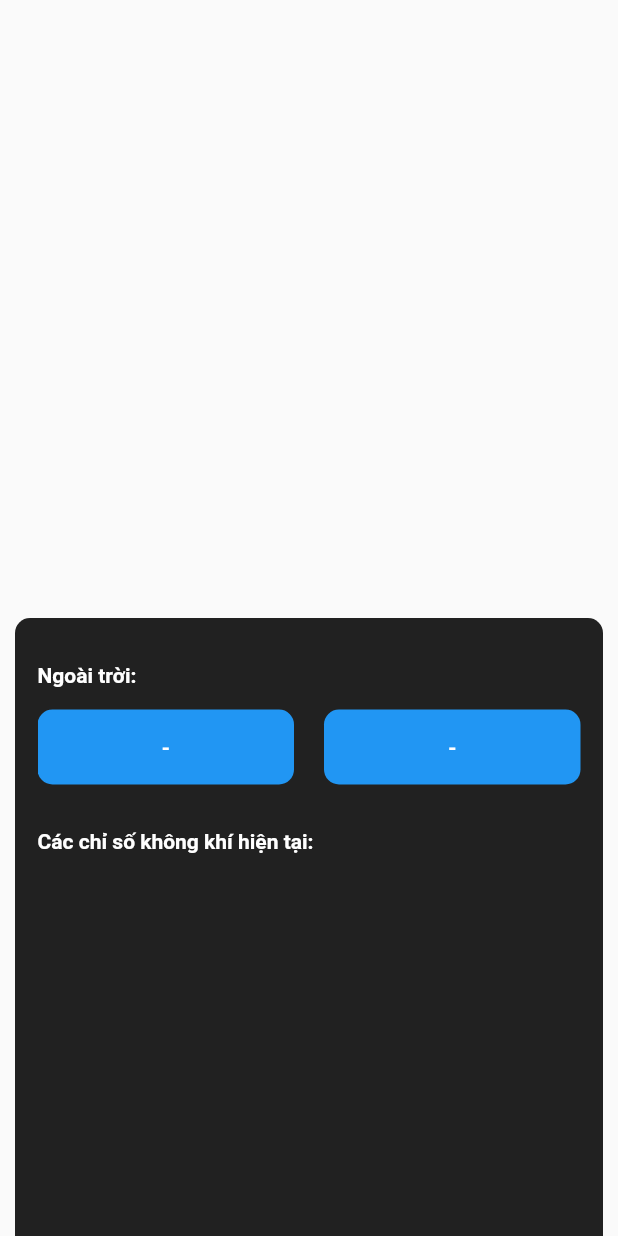
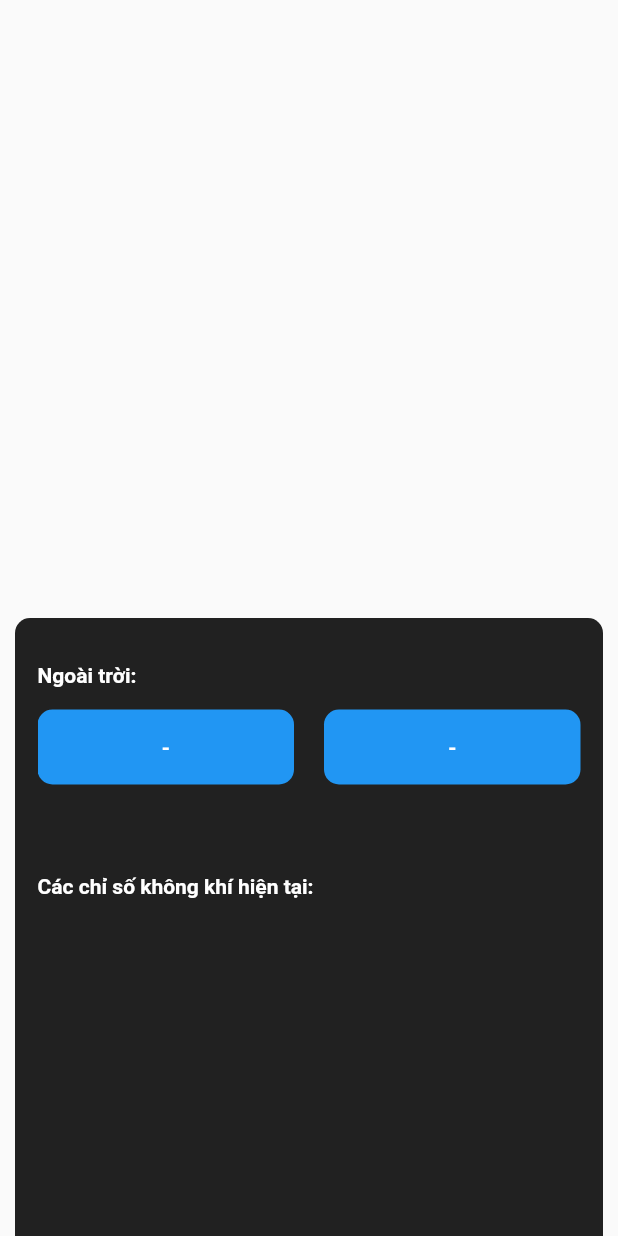
Before and after one commit to mduccc/o2-mobile, a Flutter app: the BottomSheet widget shown alone on an empty page, opened directly with empty values, on a phone screen of 412 x 824 dp. Run offline on Flutter 3.47's test engine with Material 2 defaults, Android fonts, the light colour scheme and no system bars; our stand-ins replace fl_chart, html_unescape, rxdart, socket_io_client, sqflite, toast; accounts and stored records are empty; network calls fail.

```diff
--- a/lib/ui/fragment/BottomSheet.dart
+++ b/lib/ui/fragment/BottomSheet.dart
@@ -25,7 +25,7 @@ class _BottomSheetState extends State<BottomSheet> {
     return Container(
       width: this._width,
       height: 55,
-      margin: EdgeInsets.only(bottom: 15),
+      margin: EdgeInsets.only(bottom: 20),
       padding: EdgeInsets.only(left: 15, right: 15, top: 5, bottom: 5),
       decoration: BoxDecoration(
           color: bgColor, borderRadius: BorderRadius.all(Radius.circular(10))),
@@ -245,7 +245,7 @@ class _BottomSheetState extends State<BottomSheet> {
             )),
         Container(
           height: 50,
-          margin: EdgeInsets.only(bottom: 30),
+          margin: EdgeInsets.only(bottom: 60),
           decoration: BoxDecoration(
             borderRadius: BorderRadius.all(Radius.circular(10)),
           ),
```
Also changed, not shown: lib/ui/fragment/AQICurrent.dart (+8 -3 lines), 1 other file.
